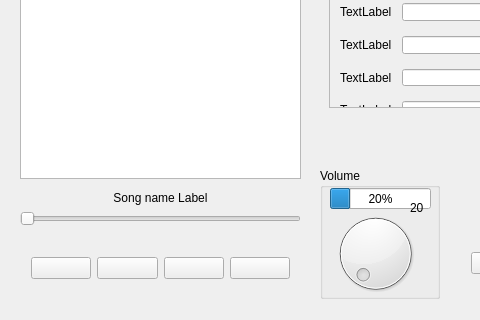
The window that qtCreatorProject/MP3Player/mainwindow.ui (bezoadam/MUL) describes before a commit, drawn with Qt 5; both pictures show x 0 to 480 and y 111 to 431 of the 631 by 431 pixel window.
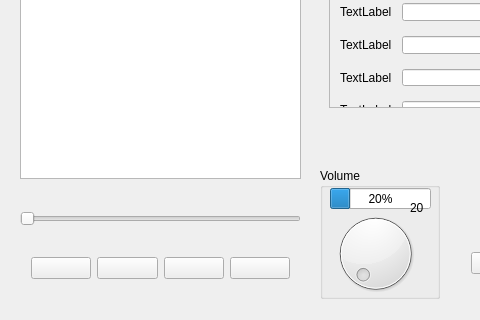
The same window after the commit. Icons and pictures are not drawn.

Commit message: Changing song name label

Diff of the .ui file:
```diff
--- a/qtCreatorProject/MP3Player/mainwindow.ui
+++ b/qtCreatorProject/MP3Player/mainwindow.ui
@@ -256,7 +256,7 @@
      </rect>
     </property>
     <property name="text">
-     <string>Song name Label</string>
+     <string/>
     </property>
     <property name="alignment">
      <set>Qt::AlignCenter</set>
```
The commit also changes 3 other files.
